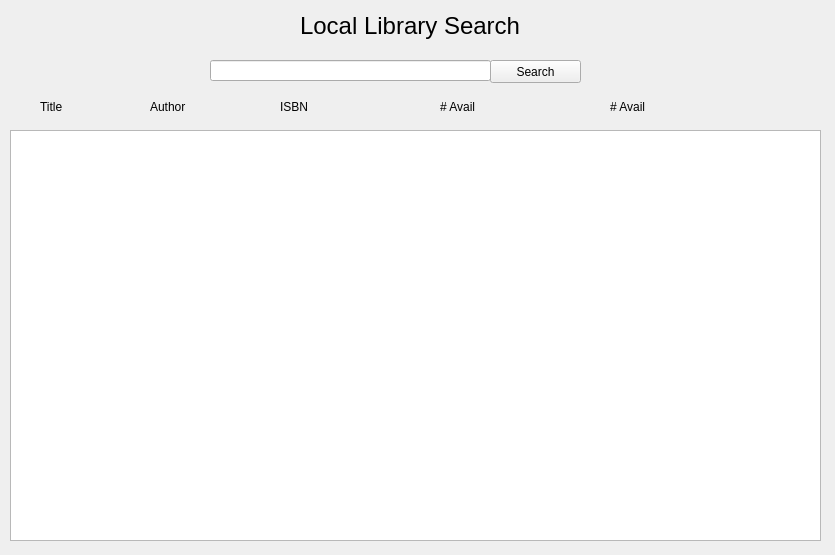
josfire18/LibrarySystem, file LibrarySystem/searchwindow.ui: the form before one commit.
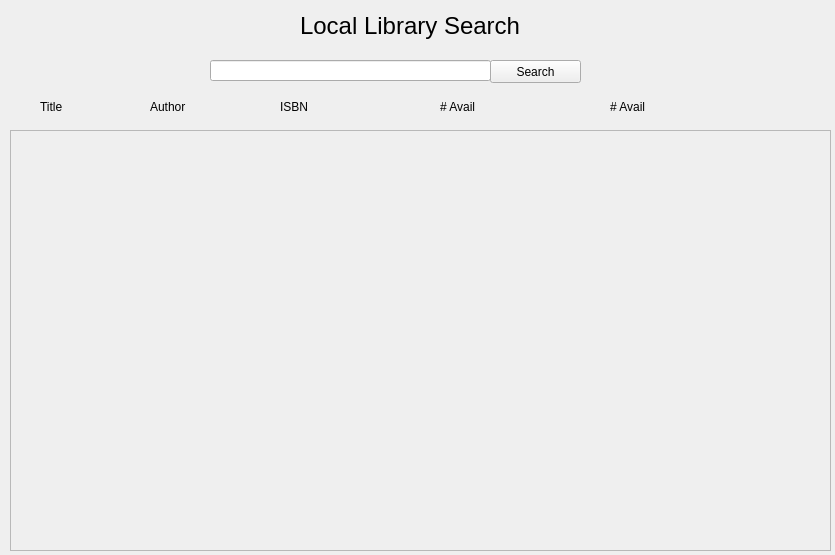
The form after the commit.

Commit message: added updated searching to searchwindow and aligned results to top

The edit to the form file:
```diff
--- a/LibrarySystem/searchwindow.ui
+++ b/LibrarySystem/searchwindow.ui
@@ -119,15 +119,28 @@
     <string># Avail</string>
    </property>
   </widget>
-  <widget class="QTextEdit" name="txtSearchResults">
+  <widget class="QScrollArea" name="scrollArea">
    <property name="geometry">
     <rect>
      <x>10</x>
      <y>130</y>
-     <width>811</width>
-     <height>411</height>
+     <width>821</width>
+     <height>421</height>
     </rect>
    </property>
+   <property name="widgetResizable">
+    <bool>true</bool>
+   </property>
+   <widget class="QWidget" name="scrollAreaWidgetContents">
+    <property name="geometry">
+     <rect>
+      <x>0</x>
+      <y>0</y>
+      <width>819</width>
+      <height>419</height>
+     </rect>
+    </property>
+   </widget>
   </widget>
  </widget>
  <resources/>
```
The commit also changes 7 other files.
